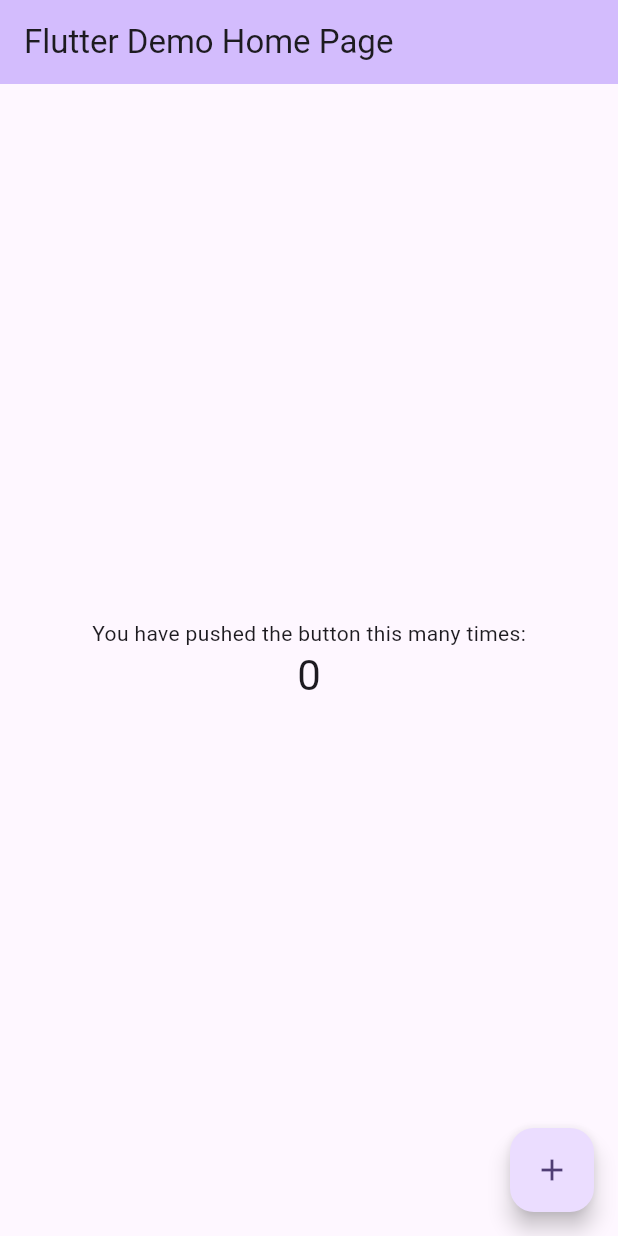
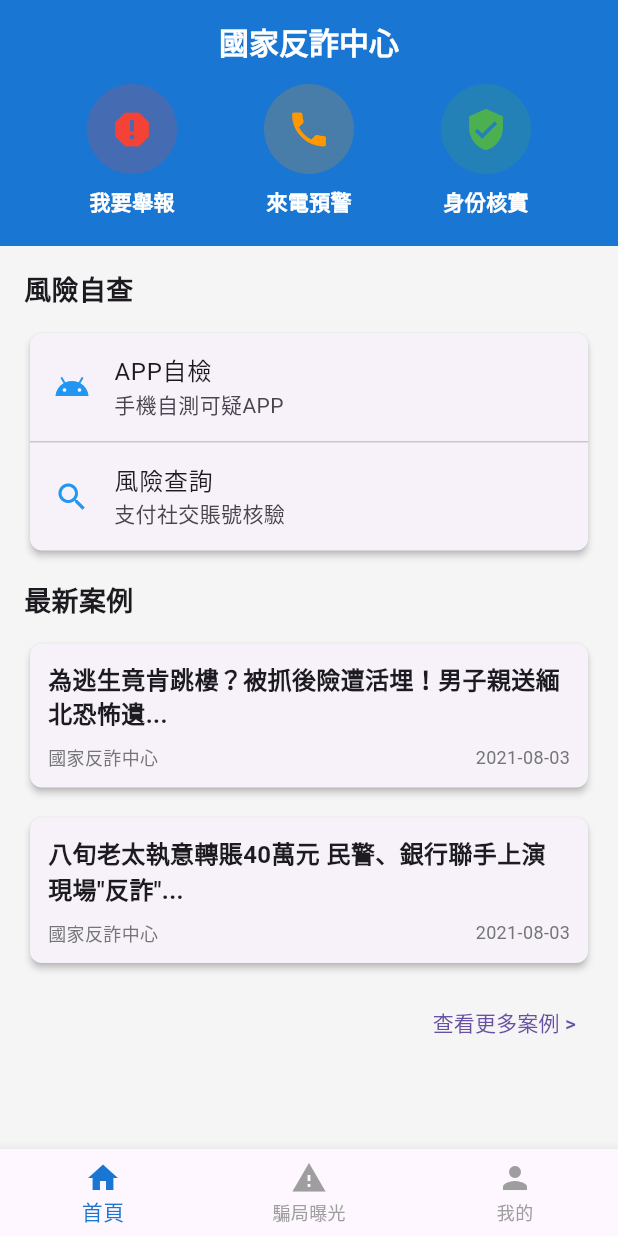
Before and after one commit to Yant-Wu/chat165_app, a Flutter app: the screen it shows after launch, on a phone screen of 412 x 824 dp. Run offline on Flutter 3.47's test engine with Material 3 defaults, Android fonts, the phone set to English and light mode, and no system bars.

Commit message:
feat:basic_interface_but-no-active

```diff
--- a/lib/main.dart
+++ b/lib/main.dart
@@ -1,122 +1,87 @@
 import 'package:flutter/material.dart';
+import 'screens/home_screen.dart';
+import 'screens/scam_exposure_screen.dart';    // 新增：引入騙局曝光頁面
+import 'screens/profile_screen.dart';          // 新增：引入我的頁面
+
 
 void main() {
-  runApp(const MyApp());
+  runApp(const Chat165());
 }
 
-class MyApp extends StatelessWidget {
-  const MyApp({super.key});
+class Chat165 extends StatelessWidget {
+  const Chat165({super.key});
 
-  // This widget is the root of your application.
   @override
   Widget build(BuildContext context) {
     return MaterialApp(
-      title: 'Flutter Demo',
+      title: 'Chat165防詐騙',
+      debugShowCheckedModeBanner: false,
       theme: ThemeData(
-        // This is the theme of your application.
-        //
-        // TRY THIS: Try running your application with "flutter run". You'll see
-        // the application has a purple toolbar. Then, without quitting the app,
-        // try changing the seedColor in the colorScheme below to Colors.green
-        // and then invoke "hot reload" (save your changes or press the "hot
-        // reload" button in a Flutter-supported IDE, or press "r" if you used
-        // the command line to start the app).
-        //
-        // Notice that the counter didn't reset back to zero; the application
-        // state is not lost during the reload. To reset the state, use hot
-        // restart instead.
-        //
-        // This works for code too, not just values: Most code changes can be
-        // tested with just a hot reload.
-        colorScheme: ColorScheme.fromSeed(seedColor: Colors.deepPurple),
+        primarySwatch: Colors.blue,
+        scaffoldBackgroundColor: const Color(0xFFF5F5F5),
+        appBarTheme: const AppBarTheme(
+          elevation: 0,
+          centerTitle: true,
+          backgroundColor: Color(0xFF1976D2),
+          titleTextStyle: TextStyle(
+            fontSize: 20,
+            fontWeight: FontWeight.bold,
+            color: Colors.white,
+          ),
+          iconTheme: IconThemeData(color: Colors.white),
+        ),
       ),
-      home: const MyHomePage(title: 'Flutter Demo Home Page'),
+      home: const MainScreen(),
     );
   }
 }
 
-class MyHomePage extends StatefulWidget {
-  const MyHomePage({super.key, required this.title});
-
-  // This widget is the home page of your application. It is stateful, meaning
-  // that it has a State object (defined below) that contains fields that affect
-  // how it looks.
-
-  // This class is the configuration for the state. It holds the values (in this
-  // case the title) provided by the parent (in this case the App widget) and
-  // used by the build method of the State. Fields in a Widget subclass are
-  // always marked "final".
-
-  final String title;
+class MainScreen extends StatefulWidget {
+  const MainScreen({super.key});
 
   @override
-  State<MyHomePage> createState() => _MyHomePageState();
+  State<MainScreen> createState() => _MainScreenState();
 }
 
-class _MyHomePageState extends State<MyHomePage> {
-  int _counter = 0;
+class _MainScreenState extends State<MainScreen> {
+  int _currentIndex = 0;
 
-  void _incrementCounter() {
-    setState(() {
-      // This call to setState tells the Flutter framework that something has
-      // changed in this State, which causes it to rerun the build method below
-      // so that the display can reflect the updated values. If we changed
-      // _counter without calling setState(), then the build method would not be
-      // called again, and so nothing would appear to happen.
-      _counter++;
-    });
-  }
+  final List<Widget> _pages = [
+    HomeScreen(),
+    ScamExposureScreen(),
+    ProfileScreen(),
+  ];
 
   @override
   Widget build(BuildContext context) {
-    // This method is rerun every time setState is called, for instance as done
-    // by the _incrementCounter method above.
-    //
-    // The Flutter framework has been optimized to make rerunning build methods
-    // fast, so that you can just rebuild anything that needs updating rather
-    // than having to individually change instances of widgets.
     return Scaffold(
-      appBar: AppBar(
-        // TRY THIS: Try changing the color here to a specific color (to
-        // Colors.amber, perhaps?) and trigger a hot reload to see the AppBar
-        // change color while the other colors stay the same.
-        backgroundColor: Theme.of(context).colorScheme.inversePrimary,
-        // Here we take the value from the MyHomePage object that was created by
-        // the App.build method, and use it to set our appbar title.
-        title: Text(widget.title),
+      body: _pages[_currentIndex],
+      bottomNavigationBar: BottomNavigationBar(
+        currentIndex: _currentIndex,
+        type: BottomNavigationBarType.fixed,
+        selectedItemColor: const Color(0xFF1976D2),
+        unselectedItemColor: Colors.grey,
+        items: const [
+          BottomNavigationBarItem(
+            icon: Icon(Icons.home),
+            label: '首頁',
+          ),
+          BottomNavigationBarItem(
+            icon: Icon(Icons.warning),
+            label: '騙局曝光',
+          ),
+          BottomNavigationBarItem(
+            icon: Icon(Icons.person),
+            label: '我的',
+          ),
+
+        ],
+        onTap: (index) {
+          setState(() {
+            _currentIndex = index;
+          });
+        },
       ),
-      body: Center(
-        // Center is a layout widget. It takes a single child and positions it
-        // in the middle of the parent.
-        child: Column(
-          // Column is also a layout widget. It takes a list of children and
-          // arranges them vertically. By default, it sizes itself to fit its
-          // children horizontally, and tries to be as tall as its parent.
-          //
-          // Column has various properties to control how it sizes itself and
-          // how it positions its children. Here we use mainAxisAlignment to
-          // center the children vertically; the main axis here is the vertical
-          // axis because Columns are vertical (the cross axis would be
-          // horizontal).
-          //
-          // TRY THIS: Invoke "debug painting" (choose the "Toggle Debug Paint"
-          // action in the IDE, or press "p" in the console), to see the
-          // wireframe for each widget.
-          mainAxisAlignment: MainAxisAlignment.center,
-          children: <Widget>[
-            const Text('You have pushed the button this many times:'),
-            Text(
-              '$_counter',
-              style: Theme.of(context).textTheme.headlineMedium,
-            ),
-          ],
-        ),
-      ),
-      floatingActionButton: FloatingActionButton(
-        onPressed: _incrementCounter,
-        tooltip: 'Increment',
-        child: const Icon(Icons.add),
-      ), // This trailing comma makes auto-formatting nicer for build methods.
     );
   }
 }
--- /dev/null
+++ b/lib/screens/home_screen.dart
@@ -0,0 +1,195 @@
+import 'package:flutter/material.dart';
+import '../../widgets/function_button.dart';
+import '../../widgets/news_card.dart';
+
+class HomeScreen extends StatelessWidget {
+  const HomeScreen({super.key});
+
+  @override
+  Widget build(BuildContext context) {
+    return Scaffold(
+      appBar: AppBar(
+        title: const Text('國家反詐中心'),
+        centerTitle: true,
+        backgroundColor: const Color(0xFF1976D2),
+        elevation: 0,
+      ),
+      body: SingleChildScrollView(
+        child: SafeArea(
+          child: Column(
+            crossAxisAlignment: CrossAxisAlignment.stretch,
+            children: [
+              // 功能按鈕
+              Container(
+                color: const Color(0xFF1976D2),
+                padding: const EdgeInsets.only(bottom: 20),
+                child: Row(
+                  mainAxisAlignment: MainAxisAlignment.spaceEvenly,
+                  children: [
+                    _buildFunctionButton('我要舉報', Icons.report, Colors.red),
+                    _buildFunctionButton('來電預警', Icons.phone, Colors.orange),
+                    _buildFunctionButton('身份核實', Icons.verified_user, Colors.green),
+                  ],
+                ),
+              ),
+
+              // 風險自查
+              Padding(
+                padding: const EdgeInsets.all(16),
+                child: Column(
+                  crossAxisAlignment: CrossAxisAlignment.start,
+                  children: [
+                    const Text(
+                      '風險自查',
+                      style: TextStyle(
+                        fontSize: 18,
+                        fontWeight: FontWeight.bold,
+                      ),
+                    ),
+                    const SizedBox(height: 12),
+                    Card(
+                      elevation: 2,
+                      shape: RoundedRectangleBorder(
+                        borderRadius: BorderRadius.circular(8),
+                      ),
+                      child: Column(
+                        children: [
+                          ListTile(
+                            leading: const Icon(Icons.android, color: Colors.blue),
+                            title: const Text('APP自檢'),
+                            subtitle: const Text('手機自測可疑APP'),
+                            onTap: () {},
+                          ),
+                          const Divider(height: 1),
+                          ListTile(
+                            leading: const Icon(Icons.search, color: Colors.blue),
+                            title: const Text('風險查詢'),
+                            subtitle: const Text('支付社交賬號核驗'),
+                            onTap: () {},
+                          ),
+                        ],
+                      ),
+                    ),
+                  ],
+                ),
+              ),
+
+              // 最新案例
+              Padding(
+                padding: const EdgeInsets.symmetric(horizontal: 16),
+                child: Column(
+                  crossAxisAlignment: CrossAxisAlignment.start,
+                  children: [
+                    const Text(
+                      '最新案例',
+                      style: TextStyle(
+                        fontSize: 18,
+                        fontWeight: FontWeight.bold,
+                      ),
+                    ),
+                    const SizedBox(height: 12),
+                    _buildNewsCard(
+                      '為逃生竟肯跳樓？被抓後險遭活埋！男子親送緬北恐怖遺...',
+                      '國家反詐中心',
+                      '2021-08-03',
+                    ),
+                    const SizedBox(height: 12),
+                    _buildNewsCard(
+                      '八旬老太執意轉賬40萬元 民警、銀行聯手上演現場"反詐"...',
+                      '國家反詐中心',
+                      '2021-08-03',
+                    ),
+                    const SizedBox(height: 12),
+                    Align(
+                      alignment: Alignment.centerRight,
+                      child: TextButton(
+                        onPressed: () {},
+                        child: const Text('查看更多案例 >'),
+                      ),
+                    ),
+                    const SizedBox(height: 20), // 底部緩衝區
+                  ],
+                ),
+              ),
+            ],
+          ),
+        ),
+      ),
+    );
+  }
+
+  Widget _buildFunctionButton(String text, IconData icon, Color color) {
+    return Column(
+      mainAxisSize: MainAxisSize.min,
+      children: [
+        Container(
+          width: 60,
+          height: 60,
+          decoration: BoxDecoration(
+            color: color.withOpacity(0.2),
+            borderRadius: BorderRadius.circular(30),
+          ),
+          child: Icon(icon, size: 30, color: color),
+        ),
+        const SizedBox(height: 8),
+        Text(
+          text,
+          style: const TextStyle(
+            color: Colors.white,
+            fontWeight: FontWeight.bold,
+          ),
+        ),
+      ],
+    );
+  }
+
+  Widget _buildNewsCard(String title, String source, String date) {
+    return Card(
+      elevation: 2,
+      shape: RoundedRectangleBorder(
+        borderRadius: BorderRadius.circular(8),
+      ),
+      child: InkWell(
+        borderRadius: BorderRadius.circular(8),
+        onTap: () {},
+        child: Padding(
+          padding: const EdgeInsets.all(12),
+          child: Column(
+            crossAxisAlignment: CrossAxisAlignment.start,
+            children: [
+              Text(
+                title,
+                style: const TextStyle(
+                  fontSize: 16,
+                  fontWeight: FontWeight.bold,
+                ),
+                maxLines: 2,
+                overflow: TextOverflow.ellipsis,
+              ),
+              const SizedBox(height: 8),
+              Row(
+                mainAxisAlignment: MainAxisAlignment.spaceBetween,
+                children: [
+                  Text(
+                    source,
+                    style: TextStyle(
+                      fontSize: 12,
+                      color: Colors.grey[600],
+                    ),
+                  ),
+                  Text(
+                    date,
+                    style: TextStyle(
+                      fontSize: 12,
+                      color: Colors.grey[600],
+                    ),
+                  ),
+                ],
+              ),
+            ],
+          ),
+        ),
+      ),
+    );
+  }
+}
--- /dev/null
+++ b/lib/screens/scam_exposure_screen.dart
@@ -0,0 +1,43 @@
+import 'package:flutter/material.dart';
+import '../../widgets/news_card.dart';
+
+class ScamExposureScreen extends StatelessWidget {
+  const ScamExposureScreen({super.key});
+
+  @override
+  Widget build(BuildContext context) {
+    return Scaffold(
+      appBar: AppBar(
+        title: const Text('騙局曝光'),
+      ),
+      body: ListView(
+        padding: const EdgeInsets.all(16),
+        children: const [
+          NewsCard(
+            title: '最新電信詐騙手法曝光：冒充快遞員實施詐騙',
+            source: '公安機關',
+            date: '2023-07-15',
+          ),
+          SizedBox(height: 12),
+          NewsCard(
+            title: '警惕！新型投資理財詐騙卷土重來',
+            source: '金融監管部門',
+            date: '2023-07-10',
+          ),
+          SizedBox(height: 12),
+          NewsCard(
+            title: '網絡交友詐騙案例分析：如何識別"殺豬盤"',
+            source: '網絡安全中心',
+            date: '2023-07-05',
+          ),
+          SizedBox(height: 12),
+          NewsCard(
+            title: '假冒公檢法詐騙再現 警方發布緊急預警',
+            source: '市公安局',
+            date: '2023-06-28',
+          ),
+        ],
+      ),
+    );
+  }
+}
```
Also changed, not shown: lib/screens/profile_screen.dart (added, +78 -0 lines), lib/widgets/function_button.dart (added, +43 -0 lines), lib/widgets/news_card.dart (added, +63 -0 lines), pubspec.yaml (+7 -78 lines), pubspec.lock, 1 other file.
